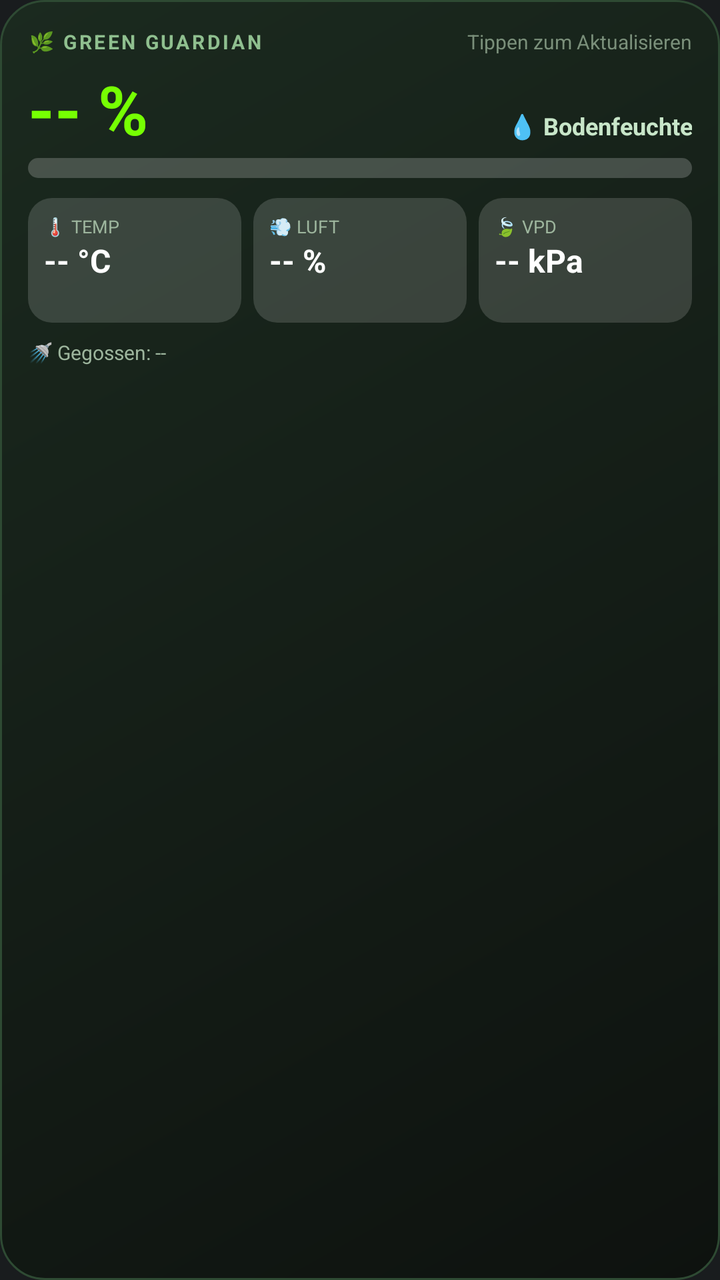
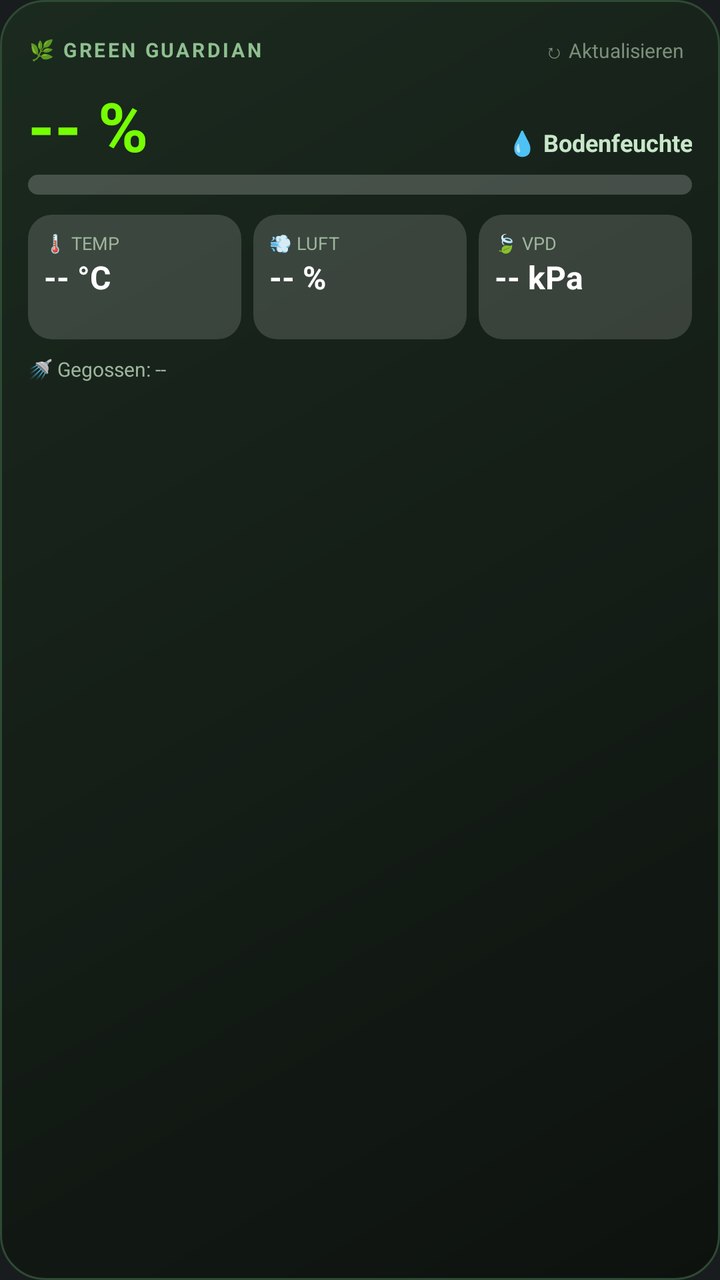

Two renders of the same Android screen: before a commit and after it. Below are the layout's source before the change and the commit's diff.
<!-- AndroidManifest.xml: application theme android:Theme.DeviceDefault -->
<!-- res/layout/widget_layout.xml -->
<?xml version="1.0" encoding="utf-8"?>
<LinearLayout xmlns:android="http://schemas.android.com/apk/res/android"
    android:id="@+id/widget_root"
    android:layout_width="match_parent"
    android:layout_height="match_parent"
    android:orientation="vertical"
    android:background="@drawable/widget_bg"
    android:padding="14dp">

    
    <LinearLayout
        android:layout_width="match_parent"
        android:layout_height="wrap_content"
        android:orientation="horizontal"
        android:gravity="center_vertical">

        <TextView
            android:layout_width="0dp"
            android:layout_height="wrap_content"
            android:layout_weight="1"
            android:text="🌿 GREEN GUARDIAN"
            android:textColor="#8FBF8F"
            android:textSize="10sp"
            android:textStyle="bold"
            android:letterSpacing="0.12" />

        <TextView
            android:id="@+id/tv_status"
            android:layout_width="wrap_content"
            android:layout_height="wrap_content"
            android:text="Tippen zum Aktualisieren"
            android:textColor="#7A8F7A"
            android:textSize="10sp" />
    </LinearLayout>

    
    <LinearLayout
        android:layout_width="match_parent"
        android:layout_height="wrap_content"
        android:orientation="horizontal"
        android:gravity="bottom"
        android:layout_marginTop="4dp">

        <TextView
            android:id="@+id/tv_moisture"
            android:layout_width="wrap_content"
            android:layout_height="wrap_content"
            android:text="-- %"
            android:textColor="#76FF03"
            android:textSize="34sp"
            android:textStyle="bold" />

        <TextView
            android:id="@+id/tv_soil_state"
            android:layout_width="0dp"
            android:layout_height="wrap_content"
            android:layout_weight="1"
            android:gravity="end"
            android:paddingBottom="6dp"
            android:text="💧 Bodenfeuchte"
            android:textColor="#C8E6C9"
            android:textSize="12sp"
            android:textStyle="bold" />
    </LinearLayout>

    <FrameLayout
        android:layout_width="match_parent"
        android:layout_height="10dp"
        android:layout_marginTop="2dp">

        <ProgressBar
            android:id="@+id/bar_green"
            style="?android:attr/progressBarStyleHorizontal"
            android:layout_width="match_parent"
            android:layout_height="10dp"
            android:max="100"
            android:progressDrawable="@drawable/bar_green" />

        <ProgressBar
            android:id="@+id/bar_orange"
            style="?android:attr/progressBarStyleHorizontal"
            android:layout_width="match_parent"
            android:layout_height="10dp"
            android:max="100"
            android:visibility="gone"
            android:progressDrawable="@drawable/bar_orange" />

        <ProgressBar
            android:id="@+id/bar_red"
            style="?android:attr/progressBarStyleHorizontal"
            android:layout_width="match_parent"
            android:layout_height="10dp"
            android:max="100"
            android:visibility="gone"
            android:progressDrawable="@drawable/bar_red" />
    </FrameLayout>

    
    <LinearLayout
        android:layout_width="match_parent"
        android:layout_height="wrap_content"
        android:orientation="horizontal"
        android:layout_marginTop="10dp">

        <LinearLayout
            android:layout_width="0dp"
            android:layout_height="wrap_content"
            android:layout_weight="1"
            android:orientation="vertical"
            android:background="@drawable/tile_bg"
            android:padding="8dp">
            <TextView
                android:layout_width="wrap_content"
                android:layout_height="wrap_content"
                android:text="🌡️ TEMP"
                android:textColor="#9DB59D"
                android:textSize="9sp" />
            <TextView
                android:id="@+id/tv_temp"
                android:layout_width="wrap_content"
                android:layout_height="wrap_content"
                android:text="-- °C"
                android:textColor="#FFFFFF"
                android:textSize="16sp"
                android:textStyle="bold" />
            <TextView
                android:id="@+id/tv_temp_mm"
                android:layout_width="wrap_content"
                android:layout_height="wrap_content"
                android:text=""
                android:textColor="#7A8F7A"
                android:textSize="9sp" />
        </LinearLayout>

        <LinearLayout
            android:layout_width="0dp"
            android:layout_height="wrap_content"
            android:layout_weight="1"
            android:orientation="vertical"
            android:background="@drawable/tile_bg"
            android:layout_marginStart="6dp"
            android:padding="8dp">
            <TextView
                android:layout_width="wrap_content"
                android:layout_height="wrap_content"
                android:text="💨 LUFT"
                android:textColor="#9DB59D"
                android:textSize="9sp" />
            <TextView
                android:id="@+id/tv_humidity"
                android:layout_width="wrap_content"
                android:layout_height="wrap_content"
                android:text="-- %"
                android:textColor="#FFFFFF"
                android:textSize="16sp"
                android:textStyle="bold" />
            <TextView
                android:id="@+id/tv_hum_mm"
                android:layout_width="wrap_content"
                android:layout_height="wrap_content"
                android:text=""
                android:textColor="#7A8F7A"
                android:textSize="9sp" />
        </LinearLayout>

        <LinearLayout
            android:layout_width="0dp"
            android:layout_height="wrap_content"
            android:layout_weight="1"
            android:orientation="vertical"
            android:background="@drawable/tile_bg"
            android:layout_marginStart="6dp"
            android:padding="8dp">
            <TextView
                android:layout_width="wrap_content"
                android:layout_height="wrap_content"
                android:text="🍃 VPD"
                android:textColor="#9DB59D"
                android:textSize="9sp" />
            <TextView
                android:id="@+id/tv_vpd"
                android:layout_width="wrap_content"
                android:layout_height="wrap_content"
                android:text="-- kPa"
                android:textColor="#FFFFFF"
                android:textSize="16sp"
                android:textStyle="bold" />
            <TextView
                android:id="@+id/tv_vpd_stage"
                android:layout_width="wrap_content"
                android:layout_height="wrap_content"
                android:text=""
                android:textColor="#7A8F7A"
                android:textSize="9sp"
                android:singleLine="true" />
        </LinearLayout>
    </LinearLayout>

    
    <LinearLayout
        android:layout_width="match_parent"
        android:layout_height="wrap_content"
        android:orientation="horizontal"
        android:layout_marginTop="8dp">

        <TextView
            android:id="@+id/tv_watered"
            android:layout_width="0dp"
            android:layout_height="wrap_content"
            android:layout_weight="1"
            android:text="🚿 Gegossen: --"
            android:textColor="#9DB59D"
            android:textSize="10sp" />

        <TextView
            android:id="@+id/tv_soil_mm"
            android:layout_width="wrap_content"
            android:layout_height="wrap_content"
            android:text=""
            android:textColor="#9DB59D"
            android:textSize="10sp" />
    </LinearLayout>
</LinearLayout>
<!-- resources referenced by this layout -->
<resources>
  <!-- drawable bar_green (drawable) -->
  <?xml version="1.0" encoding="utf-8"?>
  <layer-list xmlns:android="http://schemas.android.com/apk/res/android">
      <item android:id="@android:id/background">
          <shape android:shape="rectangle">
              <solid android:color="#33FFFFFF" />
              <corners android:radius="5dp" />
          </shape>
      </item>
      <item android:id="@android:id/progress">
          <clip>
              <shape android:shape="rectangle">
                  <solid android:color="#76FF03" />
                  <corners android:radius="5dp" />
              </shape>
          </clip>
      </item>
  </layer-list>
  <!-- drawable bar_orange (drawable) -->
  <?xml version="1.0" encoding="utf-8"?>
  <layer-list xmlns:android="http://schemas.android.com/apk/res/android">
      <item android:id="@android:id/background">
          <shape android:shape="rectangle">
              <solid android:color="#33FFFFFF" />
              <corners android:radius="5dp" />
          </shape>
      </item>
      <item android:id="@android:id/progress">
          <clip>
              <shape android:shape="rectangle">
                  <solid android:color="#FFAB00" />
                  <corners android:radius="5dp" />
              </shape>
          </clip>
      </item>
  </layer-list>
  <!-- drawable bar_red (drawable) -->
  <?xml version="1.0" encoding="utf-8"?>
  <layer-list xmlns:android="http://schemas.android.com/apk/res/android">
      <item android:id="@android:id/background">
          <shape android:shape="rectangle">
              <solid android:color="#33FFFFFF" />
              <corners android:radius="5dp" />
          </shape>
      </item>
      <item android:id="@android:id/progress">
          <clip>
              <shape android:shape="rectangle">
                  <solid android:color="#FF5252" />
                  <corners android:radius="5dp" />
              </shape>
          </clip>
      </item>
  </layer-list>
  <!-- drawable tile_bg (drawable) -->
  <?xml version="1.0" encoding="utf-8"?>
  <shape xmlns:android="http://schemas.android.com/apk/res/android" android:shape="rectangle">
      <solid android:color="#26FFFFFF" />
      <corners android:radius="12dp" />
  </shape>
  <!-- drawable widget_bg (drawable) -->
  <?xml version="1.0" encoding="utf-8"?>
  <shape xmlns:android="http://schemas.android.com/apk/res/android" android:shape="rectangle">
      <gradient
          android:angle="315"
          android:startColor="#1B2A1F"
          android:endColor="#0E120F" />
      <corners android:radius="22dp" />
      <stroke android:width="1dp" android:color="#2E4A33" />
  </shape>
</resources>

<!-- the commit's change to res/layout/widget_layout.xml (unified diff, before → after) -->
@@ -28,7 +28,8 @@
             android:id="@+id/tv_status"
             android:layout_width="wrap_content"
             android:layout_height="wrap_content"
-            android:text="Tippen zum Aktualisieren"
+            android:text="↻ Aktualisieren"
+            android:padding="4dp"
             android:textColor="#7A8F7A"
             android:textSize="10sp" />
     </LinearLayout>
